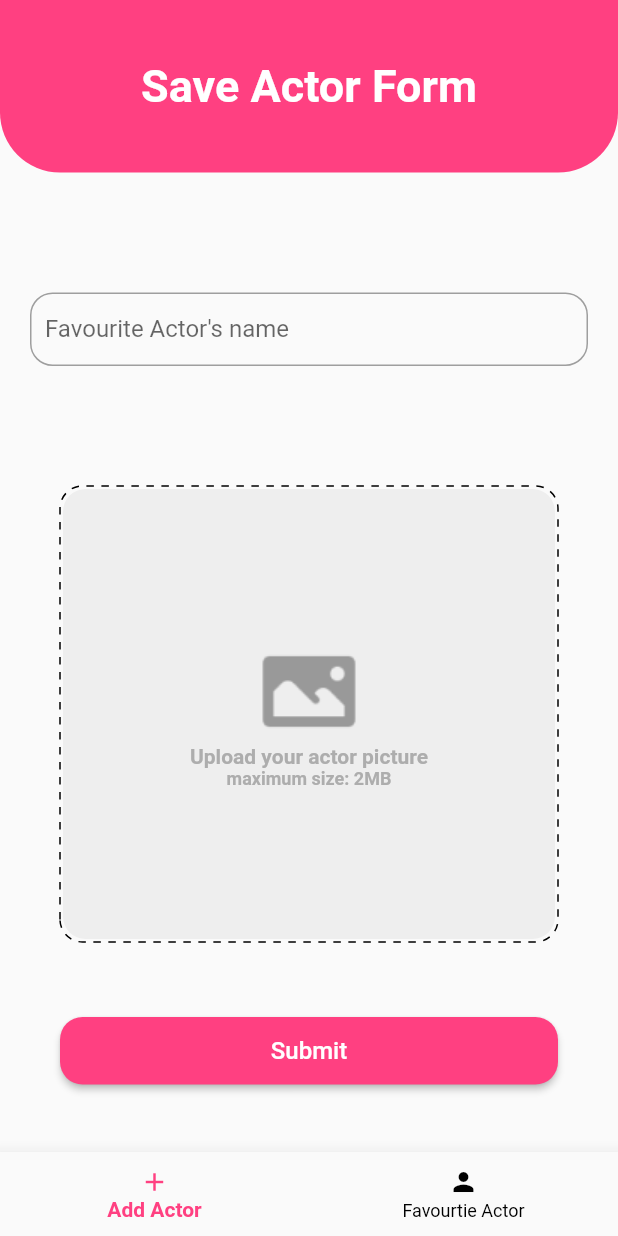
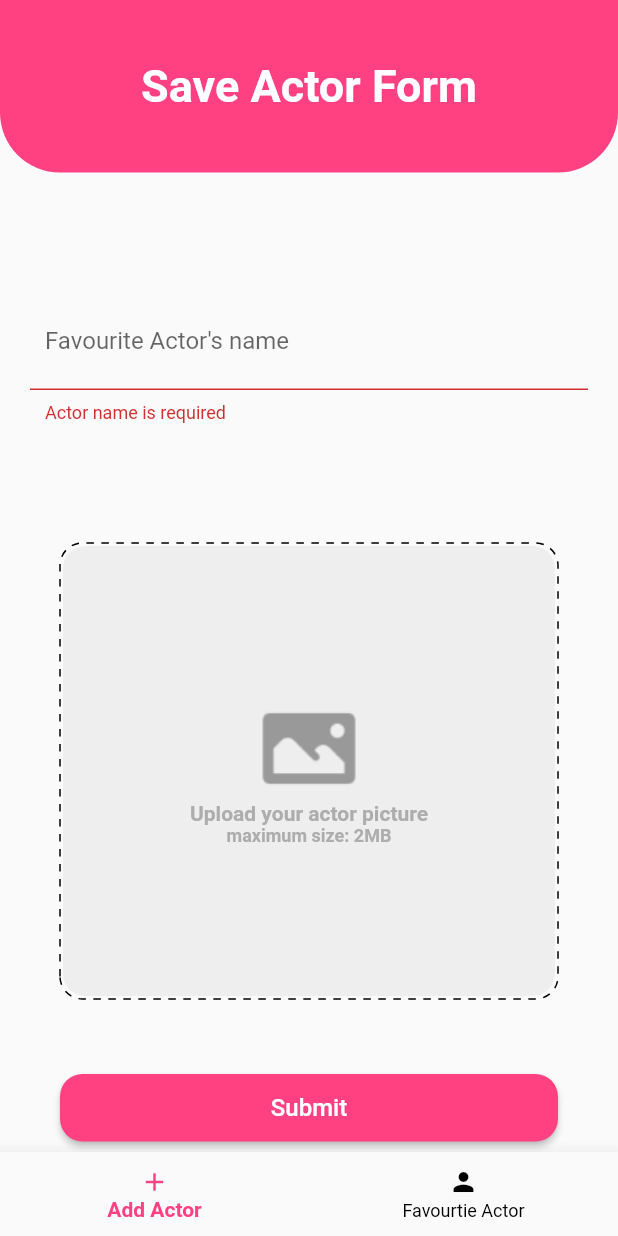
Before and after one commit to anishghale007/okay-journey-flutter--favourite-actor-, a Flutter app: the screen it shows after launch, after a tap on "Submit", on a phone screen of 412 x 824 dp. Run offline on Flutter 3.47's test engine with Material 2 defaults, Android fonts, the phone set to English and light mode, and no system bars; drawn by our look-alikes of dotted_border; our stand-ins replace flutter_riverpod, image_picker, timeago.

Commit message:
form validation added

```diff
--- a/lib/screens/form_screen.dart
+++ b/lib/screens/form_screen.dart
@@ -10,6 +10,7 @@ import 'package:image_saver/widgets/image_container.dart';
 
 class FormScreen extends StatelessWidget {
   final actorNameController = TextEditingController();
+  final _form = GlobalKey<FormState>();
 
   @override
   Widget build(BuildContext context) {
@@ -19,7 +20,9 @@ class FormScreen extends StatelessWidget {
           child: Consumer(
             builder: (context, ref, child) {
               final image = ref.watch(imageProvider).image;
-              return Column(
+              return Form(
+                key: _form,
+                child: Column(
                   children: [
                     FormHeader(header: 'Save Actor Form'),
                     CustomFormField(
@@ -27,6 +30,14 @@ class FormScreen extends StatelessWidget {
                       labelText: 'Favourite Actor\'s name',
                       hintText: 'Enter the actor\'s name..',
                       keyboardType: TextInputType.name,
+                      validator: (val) {
+                        if (val!.isEmpty) {
+                          return "Actor name is required";
+                        }
+                        if (val!.length > 30) {
+                          return "The maximum length is 30";
+                        }
+                      },
                     ),
                     ImageContainer(
                         onPress: () async {
@@ -59,11 +70,34 @@ class FormScreen extends StatelessWidget {
                     CustomButton(
                       buttonText: 'Submit',
                       onPress: () async {
-                      final response = await ref.read(actorProvider).addActor(
+                        _form.currentState!.save();
+                        if (_form.currentState!.validate()) {
+                          if (image == null) {
+                            showDialog(
+                              context: context,
+                              builder: (ctx) => AlertDialog(
+                                title: const Text("Image Required"),
+                                content: const Text(
+                                    "Please upload the actor image."),
+                                actions: [
+                                  TextButton(
+                                    onPressed: () {
+                                      Navigator.of(ctx).pop();
+                                    },
+                                    child: const Text("Ok"),
+                                  ),
+                                ],
+                              ),
+                            );
+                          } else {
+                            final response = await ref
+                                .read(actorProvider)
+                                .addActor(
                                   actorName: actorNameController.text.trim(),
                                   imagePath: image!.path.toString(),
                                 );
-                      final refresh = await ref.refresh(actorDataProvider);
+                            final refresh =
+                                await ref.refresh(actorDataProvider);
                             if (response == 'Success') {
                               print(response);
                               actorNameController.clear();
@@ -88,9 +122,12 @@ class FormScreen extends StatelessWidget {
                               print(response);
                               print('Error');
                             }
+                          }
+                        }
                       },
                     ),
                   ],
+                ),
               );
             },
           ),
--- a/lib/widgets/custom_formField.dart
+++ b/lib/widgets/custom_formField.dart
@@ -5,18 +5,22 @@ class CustomFormField extends StatelessWidget {
   final String labelText;
   final String hintText;
   final TextInputType keyboardType;
+  final FormFieldValidator<String>? validator;
 
   CustomFormField(
       {required this.controller,
       required this.labelText,
       required this.hintText,
-      required this.keyboardType});
+      required this.keyboardType,
+      required this.validator,
+      });
 
   @override
   Widget build(BuildContext context) {
     return Padding(
       padding: const EdgeInsets.symmetric(horizontal: 20, vertical: 80),
       child: TextFormField(
+        validator: validator,
         keyboardType: keyboardType,
         controller: controller,
         maxLines: 1,
```
Lines whose indentation alone changed are shown as unchanged.
